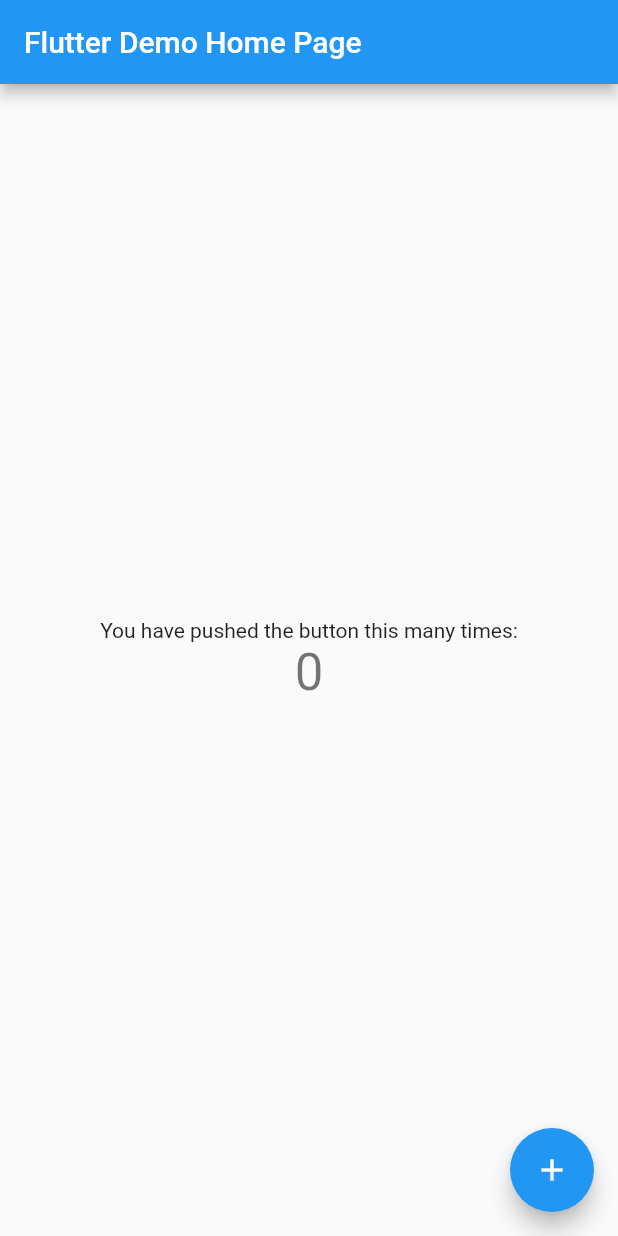
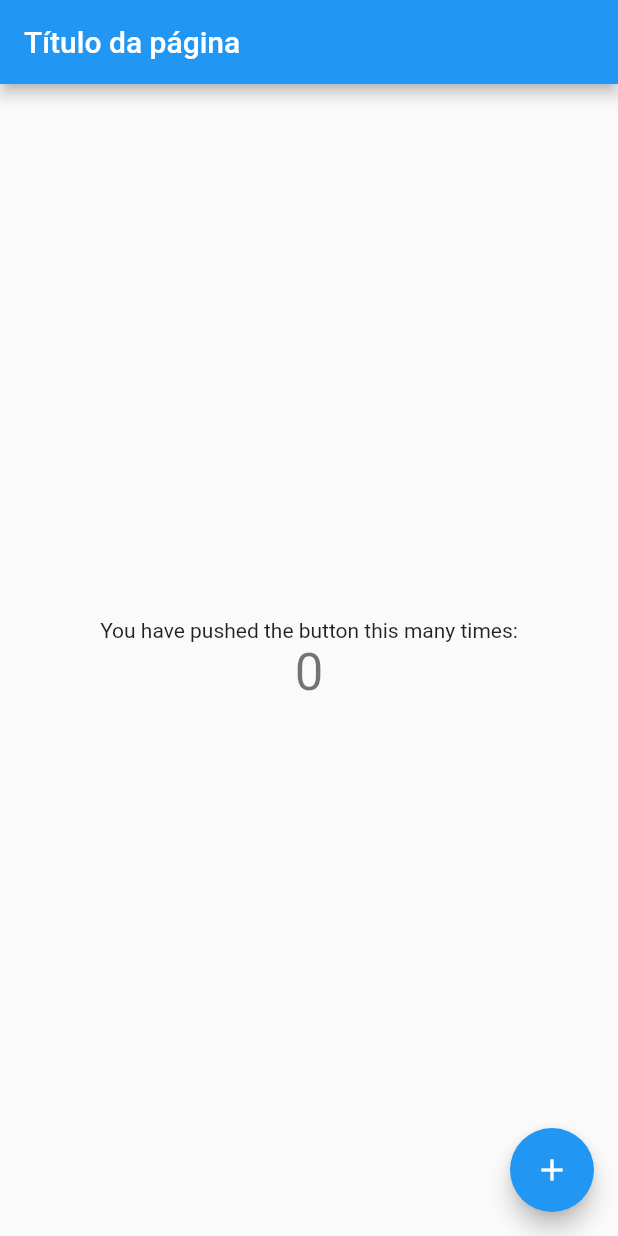
Before and after one commit to lndsilva/projeto_flutter, a Flutter app: the screen it shows after launch, on a phone screen of 412 x 824 dp. Run offline on Flutter 3.47's test engine with Material 2 defaults, Android fonts, the phone set to English and light mode, and no system bars.

Commit message:
modificação

```diff
--- a/lib/main.dart
+++ b/lib/main.dart
@@ -24,7 +24,7 @@ class MyApp extends StatelessWidget {
         // is not restarted.
         primarySwatch: Colors.blue,
       ),
-      home: const MyHomePage(title: 'Flutter Demo Home Page'),
+      home: const MyHomePage(title: 'Título da página'),
     );
   }
 }
```
